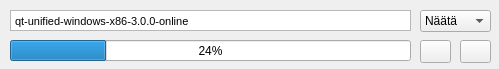
Qt form downloaditem.ui (brucezhang80/Download_manager) before a commit.
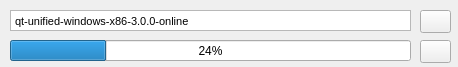
The same form after that commit. Icons and pictures are not drawn.

Commit message: Download controller class added. Folder, filename and url passed to it and request created. TODO: save reply to file

Diff of the .ui file:
```diff
--- a/downloaditem.ui
+++ b/downloaditem.ui
@@ -6,8 +6,8 @@
    <rect>
     <x>0</x>
     <y>0</y>
-    <width>499</width>
-    <height>69</height>
+    <width>458</width>
+    <height>67</height>
    </rect>
   </property>
   <property name="windowTitle">
@@ -79,7 +79,7 @@
   <widget class="QPushButton" name="remove_btn">
    <property name="geometry">
     <rect>
-     <x>460</x>
+     <x>420</x>
      <y>40</y>
      <width>31</width>
      <height>23</height>
@@ -99,26 +99,11 @@
     <bool>false</bool>
    </property>
   </widget>
-  <widget class="QComboBox" name="comboBox">
-   <property name="geometry">
-    <rect>
-     <x>420</x>
-     <y>10</y>
-     <width>71</width>
-     <height>22</height>
-    </rect>
-   </property>
-   <item>
-    <property name="text">
-     <string>Näätä</string>
-    </property>
-   </item>
-  </widget>
   <widget class="QPushButton" name="pause_btn">
    <property name="geometry">
     <rect>
      <x>420</x>
-     <y>40</y>
+     <y>10</y>
      <width>31</width>
      <height>23</height>
     </rect>
```
The commit also changes 15 other files.
